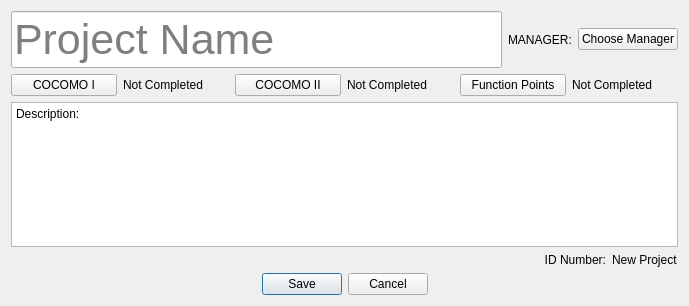
This is EditProject.ui in CDDDJ-A-2015/Project as Qt 5 draws it before an edit. The edited form follows.
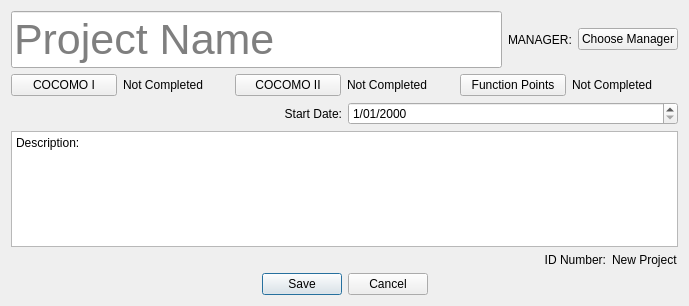
This is the edited form.

Patch:
```diff
--- a/EditProject.ui
+++ b/EditProject.ui
@@ -99,7 +99,40 @@
       </layout>
      </item>
      <item>
-      <widget class="QPlainTextEdit" name="plainTextEdit">
+      <layout class="QHBoxLayout" name="horizontalLayout_5">
+       <item>
+        <widget class="QLabel" name="lDispDate">
+         <property name="sizePolicy">
+          <sizepolicy hsizetype="Minimum" vsizetype="Preferred">
+           <horstretch>0</horstretch>
+           <verstretch>0</verstretch>
+          </sizepolicy>
+         </property>
+         <property name="text">
+          <string>Start Date:</string>
+         </property>
+         <property name="alignment">
+          <set>Qt::AlignRight|Qt::AlignTrailing|Qt::AlignVCenter</set>
+         </property>
+        </widget>
+       </item>
+       <item>
+        <widget class="QDateEdit" name="dBeg">
+         <property name="sizePolicy">
+          <sizepolicy hsizetype="Minimum" vsizetype="Fixed">
+           <horstretch>0</horstretch>
+           <verstretch>0</verstretch>
+          </sizepolicy>
+         </property>
+         <property name="displayFormat">
+          <string>d/MM/yyyy</string>
+         </property>
+        </widget>
+       </item>
+      </layout>
+     </item>
+     <item>
+      <widget class="QPlainTextEdit" name="eDesc">
        <property name="plainText">
         <string>Description:
 </string>
```
Left out of the diff: 2 changed lines with no effect on the pictures.
